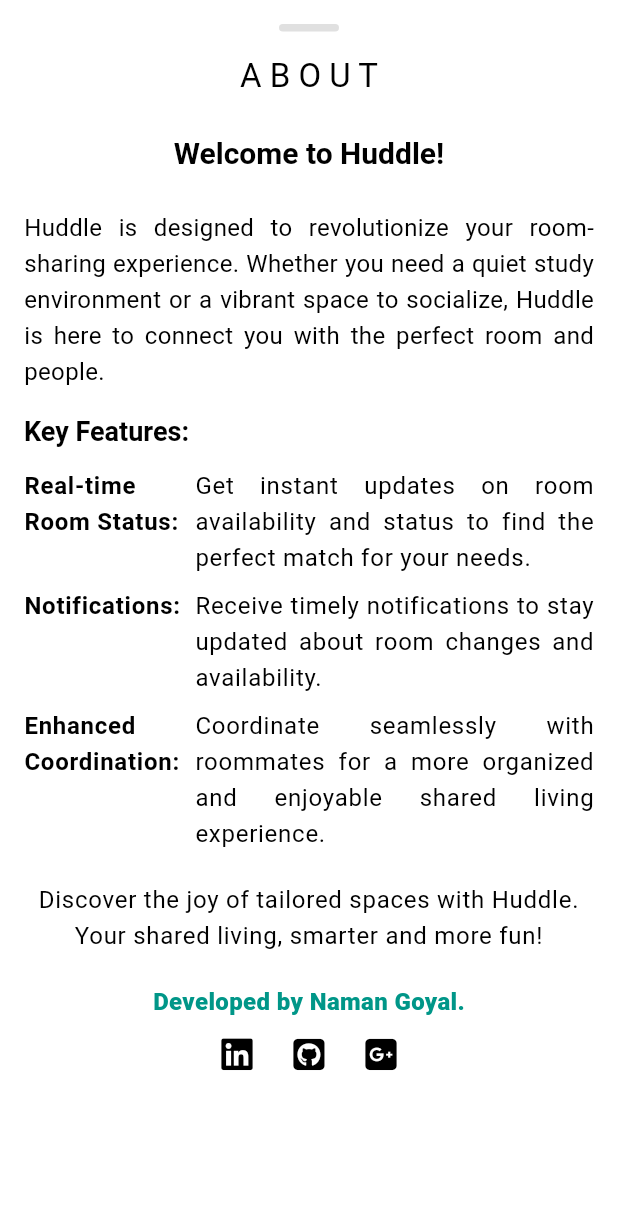
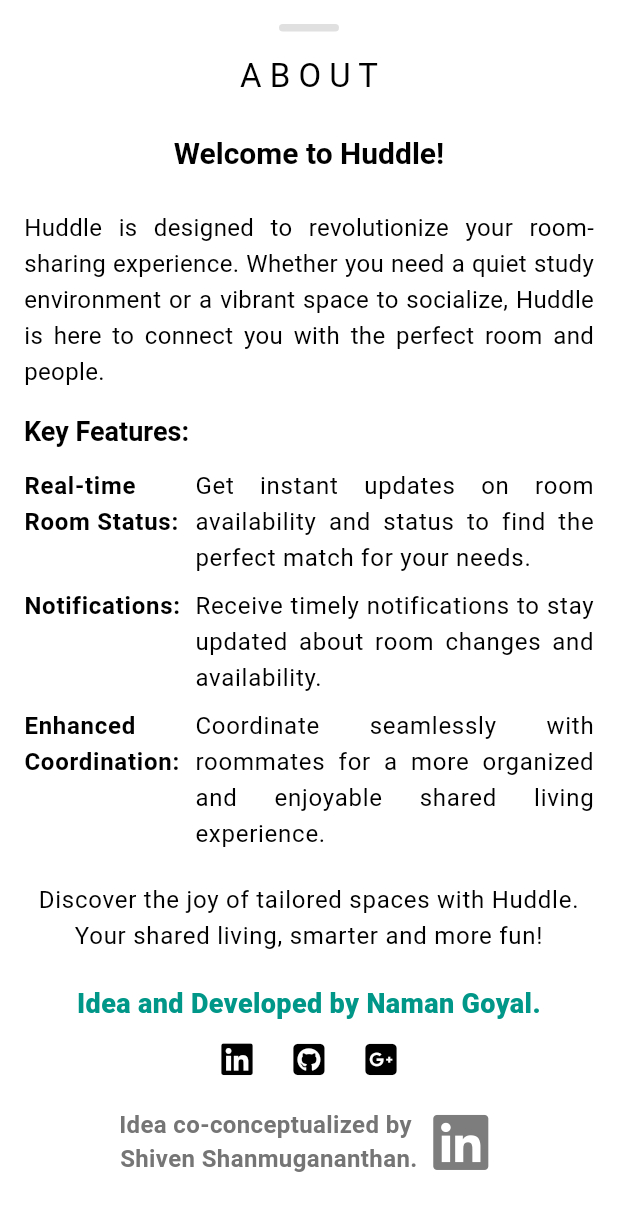
Before and after one commit to NamanGoyalK/Huddle-Flutter-App, a Flutter app: the AboutContent widget shown alone on an empty page, opened directly, on a phone screen of 412 x 824 dp. Shown: the top 1211 px of the screen. Run offline on Flutter 3.47's test engine with Material 3 defaults, Android fonts, the phone set to English and light mode, and no system bars; our stand-ins replace cloud_firestore, equatable, firebase_auth, firebase_core, flutter_bloc, font_awesome_flutter and 4 more; missing offline and left inert: email_otp_auth; accounts and stored records are empty; generated files the repository leaves out were written again; network calls fail.

Commit message:
Add Google Mobile Ads integration and update SDK versions; refactor various components for improved readability and performance.

```diff
--- a/analysis_options.yaml
+++ b/analysis_options.yaml
@@ -7,6 +7,9 @@
 
 # The following line activates a set of recommended lints for Flutter apps,
 # packages, and plugins designed to encourage good coding practices.
+analyzer:
+  errors:
+    use_build_context_synchronously: ignore
 include: package:flutter_lints/flutter.yaml
 
 linter:
@@ -23,6 +26,5 @@
   rules:
     # avoid_print: false  # Uncomment to disable the `avoid_print` rule
     # prefer_single_quotes: true  # Uncomment to enable the `prefer_single_quotes` rule
-
 # Additional information about this file can be found at
 # https://dart.dev/guides/language/analysis-options
--- a/lib/common/widgets/text_labels.dart
+++ b/lib/common/widgets/text_labels.dart
@@ -1,4 +1,5 @@
 import 'package:flutter/material.dart';
+import 'package:huddle/common/widgets/ad_mob_ads.dart';
 
 class DisplayText extends StatelessWidget {
   final String displayText;
@@ -195,6 +196,7 @@
           textAlign: TextAlign.center,
         ),
         const SizedBox(height: 30),
+        const NativeAdCard(), // Add Native Ad Card
       ],
     );
   }
@@ -265,6 +267,7 @@
           textAlign: TextAlign.center,
         ),
         const SizedBox(height: 30),
+        const NativeAdCard(), // Add Native Ad Card
       ],
     );
   }
--- a/lib/features/auth/presentation/pages/create_account_page.dart
+++ b/lib/features/auth/presentation/pages/create_account_page.dart
@@ -1,3 +1,5 @@
+// ignore_for_file: use_build_context_synchronously
+
 import 'package:email_otp_auth/email_otp_auth.dart';
 import 'package:flutter/material.dart';
 import 'package:flutter_bloc/flutter_bloc.dart';
--- a/lib/features/community/presentation/pages/community_page.dart
+++ b/lib/features/community/presentation/pages/community_page.dart
@@ -104,12 +104,12 @@
     return Scaffold(
       key: scaffoldKey,
       body: InternalBackground(
-        child: CommunityPageMainColumn(context),
+        child: communityPageMainColumn(context),
       ),
     );
   }
 
-  Stack CommunityPageMainColumn(BuildContext context) {
+  Stack communityPageMainColumn(BuildContext context) {
     return Stack(
       children: [
         Positioned(
@@ -151,7 +151,7 @@
         ),
         buildFavoursList(),
         buildCustomNavButton(),
-        PageTitleSideWays(
+        const PageTitleSideWays(
           isDrawerOpen: false,
           pageTitle: 'COMMUNITY',
         ),
--- a/lib/features/home_room_status/presentation/pages/components/room_card.dart
+++ b/lib/features/home_room_status/presentation/pages/components/room_card.dart
@@ -90,8 +90,9 @@
                     Align(
                       alignment: Alignment.centerRight,
                       child: GestureDetector(
-                        child: Padding(
-                          padding: const EdgeInsets.only(top: 16.0),
+                        onTap: onDelete,
+                        child: const Padding(
+                          padding: EdgeInsets.only(top: 16.0),
                           child: Text(
                             'D E L E T E  P O S T',
                             style: TextStyle(
@@ -99,7 +100,6 @@
                             ),
                           ),
                         ),
-                        onTap: onDelete,
                       ),
                     ),
                 ],
--- a/lib/features/settings/presentation/pages/components/about_bottom_sheet.dart
+++ b/lib/features/settings/presentation/pages/components/about_bottom_sheet.dart
@@ -21,17 +21,17 @@
   const AboutContent({super.key});
 
   @override
-  _AboutContentState createState() => _AboutContentState();
+  AboutContentState createState() => AboutContentState();
 }
 
-class _AboutContentState extends State<AboutContent> {
+class AboutContentState extends State<AboutContent> {
   String helperText = '';
   final ScrollController _scrollController = ScrollController();
 
   void _scrollToEnd() {
     _scrollController.animateTo(
       _scrollController.position.maxScrollExtent,
-      duration: Duration(milliseconds: 300),
+      duration: const Duration(milliseconds: 300),
       curve: Curves.easeOut,
     );
   }
@@ -147,12 +147,13 @@
             }
           },
           child: Text(
-            'Developed by Naman Goyal.',
+            'Idea and Developed by Naman Goyal.',
             style: TextStyle(
               color: Theme.of(context).colorScheme.secondary,
               fontWeight: FontWeight.w800,
-              fontSize: 16,
+              fontSize: 18,
             ),
+            textAlign: TextAlign.center,
           ),
         ),
         Row(
@@ -169,7 +170,7 @@
                   throw 'Could not launch $url';
                 }
               },
-              icon: Icon(FontAwesomeIcons.linkedin),
+              icon: const Icon(FontAwesomeIcons.linkedin),
             ),
             IconButton(
               onPressed: () async {
@@ -181,19 +182,19 @@
                   throw 'Could not launch $url';
                 }
               },
-              icon: Icon(FontAwesomeIcons.squareGithub),
+              icon: const Icon(FontAwesomeIcons.squareGithub),
             ),
             IconButton(
               onPressed: () async {
                 const email = 'namangoyaldev@gmail.com';
-                await Clipboard.setData(ClipboardData(text: email));
+                await Clipboard.setData(const ClipboardData(text: email));
                 setState(() {
                   helperText =
                       'You can contact me at namangoyaldev@gmail.com. The email address has been copied to your clipboard.';
                 });
                 _scrollToEnd();
               },
-              icon: Icon(FontAwesomeIcons.squareGooglePlus),
+              icon: const Icon(FontAwesomeIcons.squareGooglePlus),
             ),
           ],
         ),
@@ -215,6 +216,41 @@
               ],
             ),
           ),
+        Row(
+          crossAxisAlignment: CrossAxisAlignment.center,
+          mainAxisAlignment: MainAxisAlignment.center,
+          children: [
+            Padding(
+              padding: const EdgeInsets.symmetric(vertical: 8.0),
+              child: Text(
+                'Idea co-conceptualized by\n Shiven Shanmugananthan.',
+                style: Theme.of(context).textTheme.bodyMedium?.copyWith(
+                      fontWeight: FontWeight.w600,
+                      fontSize: 16,
+                      color: Colors.grey[600],
+                    ),
+                textAlign: TextAlign.center,
+              ),
+            ),
+            IconButton(
+              onPressed: () async {
+                const url =
+                    'https://www.linkedin.com/in/shiven-shanmugananthan-dev';
+                final uri = Uri.parse(url);
+                if (await canLaunchUrl(uri)) {
+                  await launchUrl(uri);
+                } else {
+                  throw 'Could not launch $url';
+                }
+              },
+              icon: Icon(
+                FontAwesomeIcons.linkedin,
+                size: 42,
+                color: Theme.of(context).colorScheme.primary,
+              ),
+            ),
+          ],
+        ),
       ],
     );
   }
--- a/lib/features/settings/presentation/pages/components/edit_profile_bottom_sheet.dart
+++ b/lib/features/settings/presentation/pages/components/edit_profile_bottom_sheet.dart
@@ -191,7 +191,7 @@
                   padding: const EdgeInsets.only(bottom: 8.0),
                   child: Text(
                     'You can update your profile in ${remainingDays()} day(s)',
-                    style: TextStyle(color: Colors.red),
+                    style: const TextStyle(color: Colors.red),
                   ),
                 ),
               ),
@@ -225,7 +225,7 @@
       newLastEditTime: DateTime.now(),
     );
 
-    if (context.mounted) {
+    if (mounted) {
       Navigator.pop(context);
     }
   }
--- a/lib/main.dart
+++ b/lib/main.dart
@@ -1,5 +1,6 @@
 import 'package:firebase_core/firebase_core.dart';
 import 'package:flutter/material.dart';
+import 'package:google_mobile_ads/google_mobile_ads.dart';
 import 'package:huddle/app.dart';
 import 'package:huddle/common/config/firebase_options.dart';
 import 'package:shared_preferences/shared_preferences.dart';
@@ -7,6 +8,8 @@
 void main() async {
   //flutter setup
   WidgetsFlutterBinding.ensureInitialized();
+  //Mobile ads setup
+  MobileAds.instance.initialize();
   //Cache setup
   await SharedPreferences.getInstance();
   //firebase setup
```
Also changed, not shown: lib/common/widgets/ad_mob_ads.dart (added, +116 -0 lines), lib/features/community/presentation/pages/components/favour_card.dart (+5 -5 lines), lib/features/home_room_status/presentation/pages/home_page.dart (+11 -2 lines), lib/features/settings/data/firebase_profile_repo.dart (+7 -2 lines), lib/features/settings/presentation/pages/my_posts_page.dart (+19 -4 lines), pubspec.yaml (+6 -5 lines), 3 other files.
